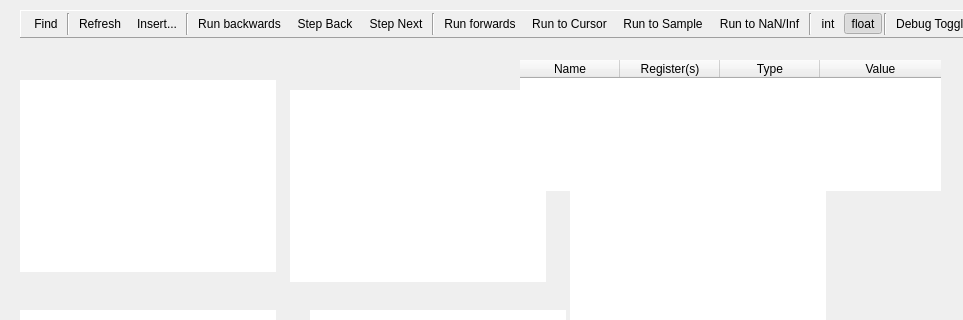
Before: the Qt Designer form qrenderdoc/Windows/ShaderViewer.ui in baldurk/renderdoc, drawn with Qt 5; both pictures show x 0 to 963 and y 0 to 320 of the 963 by 746 pixel window.
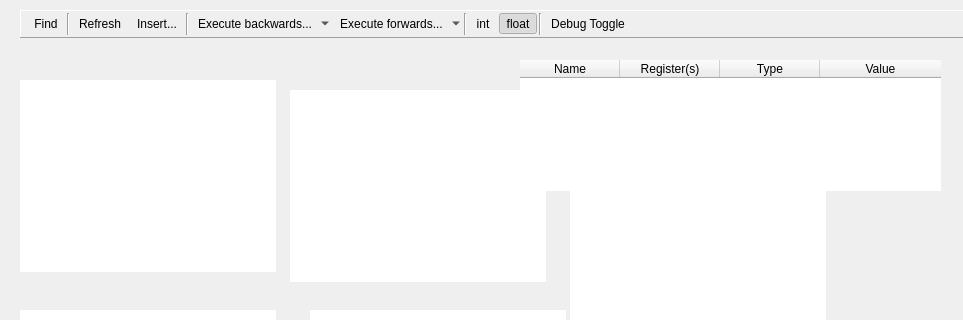
After: the same form once the commit is applied. Icons and pictures are not drawn. Custom widgets are drawn as their Qt base class.

Commit message: Implement more flexible step/run options. Closes #2276 Closes #2312

Diff of the .ui file:
```diff
--- a/qrenderdoc/Windows/ShaderViewer.ui
+++ b/qrenderdoc/Windows/ShaderViewer.ui
@@ -390,32 +390,15 @@
        <string>Run backwards (Shift-F5)</string>
       </property>
       <property name="text">
-       <string>Run backwards</string>
+       <string>Execute backwards...</string>
       </property>
       <property name="icon">
        <iconset resource="../Resources/resources.qrc">
         <normaloff>:/control_start_blue.png</normaloff>:/control_start_blue.png</iconset>
       </property>
-      <property name="toolButtonStyle">
-       <enum>Qt::ToolButtonTextBesideIcon</enum>
+      <property name="popupMode">
+       <enum>QToolButton::MenuButtonPopup</enum>
       </property>
-      <property name="autoRaise">
-       <bool>true</bool>
-      </property>
-     </widget>
-    </item>
-    <item>
-     <widget class="QToolButton" name="stepBack">
-      <property name="toolTip">
-       <string>Step Back (Shift-F10)</string>
-      </property>
-      <property name="text">
-       <string>Step Back</string>
-      </property>
-      <property name="icon">
-       <iconset resource="../Resources/resources.qrc">
-        <normaloff>:/control_reverse_blue.png</normaloff>:/control_reverse_blue.png</iconset>
-      </property>
       <property name="toolButtonStyle">
        <enum>Qt::ToolButtonTextBesideIcon</enum>
       </property>
@@ -430,116 +413,14 @@
        <string>Step Next (F10)</string>
       </property>
       <property name="text">
-       <string>Step Next</string>
+       <string>Execute forwards...</string>
       </property>
       <property name="icon">
        <iconset resource="../Resources/resources.qrc">
         <normaloff>:/control_play_blue.png</normaloff>:/control_play_blue.png</iconset>
       </property>
-      <property name="toolButtonStyle">
-       <enum>Qt::ToolButtonTextBesideIcon</enum>
-      </property>
-      <property name="autoRaise">
-       <bool>true</bool>
-      </property>
-     </widget>
-    </item>
-    <item>
-     <widget class="Line" name="debugSep">
-      <property name="orientation">
-       <enum>Qt::Vertical</enum>
-      </property>
-     </widget>
-    </item>
-    <item>
-     <widget class="QToolButton" name="run">
-      <property name="toolTip">
-       <string>Run forwards (F5)</string>
-      </property>
-      <property name="text">
-       <string>Run forwards</string>
-      </property>
-      <property name="icon">
-       <iconset resource="../Resources/resources.qrc">
-        <normaloff>:/control_end_blue.png</normaloff>:/control_end_blue.png</iconset>
-      </property>
-      <property name="toolButtonStyle">
-       <enum>Qt::ToolButtonTextBesideIcon</enum>
-      </property>
-      <property name="autoRaise">
-       <bool>true</bool>
-      </property>
-     </widget>
-    </item>
-    <item>
-     <widget class="QToolButton" name="runToCursor">
-      <property name="minimumSize">
-       <size>
-        <width>23</width>
-        <height>22</height>
-       </size>
-      </property>
-      <property name="toolTip">
-       <string>Run to Cursor (Ctrl-F10)</string>
-      </property>
-      <property name="text">
-       <string>Run to Cursor</string>
-      </property>
-      <property name="icon">
-       <iconset resource="../Resources/resources.qrc">
-        <normaloff>:/control_cursor_blue.png</normaloff>:/control_cursor_blue.png</iconset>
-      </property>
-      <property name="toolButtonStyle">
-       <enum>Qt::ToolButtonTextBesideIcon</enum>
-      </property>
-      <property name="autoRaise">
-       <bool>true</bool>
-      </property>
-     </widget>
-    </item>
-    <item>
-     <widget class="QToolButton" name="runToSample">
-      <property name="minimumSize">
-       <size>
-        <width>23</width>
-        <height>22</height>
-       </size>
-      </property>
-      <property name="toolTip">
-       <string>Run to Sample/Load/Gather</string>
-      </property>
-      <property name="text">
-       <string>Run to Sample</string>
-      </property>
-      <property name="icon">
-       <iconset resource="../Resources/resources.qrc">
-        <normaloff>:/control_sample_blue.png</normaloff>:/control_sample_blue.png</iconset>
-      </property>
-      <property name="toolButtonStyle">
-       <enum>Qt::ToolButtonTextBesideIcon</enum>
-      </property>
-      <property name="autoRaise">
-       <bool>true</bool>
-      </property>
-     </widget>
-    </item>
-    <item>
-     <widget class="QToolButton" name="runToNaNOrInf">
-      <property name="minimumSize">
-       <size>
-        <width>23</width>
-        <height>22</height>
-       </size>
-      </property>
-      <property name="toolTip">
-       <string>Run to NaN or Inf</string>
-      </property>
-      <property name="text">
-       <string>Run to NaN/Inf</string>
-      </property>
-      <property name="icon">
-       <iconset resource="../Resources/resources.qrc">
-        <normaloff>:/control_nan_blue.png</normaloff>:/control_nan_blue.png</iconset>
+      <property name="popupMode">
+       <enum>QToolButton::MenuButtonPopup</enum>
       </property>
       <property name="toolButtonStyle">
        <enum>Qt::ToolButtonTextBesideIcon</enum>
```
Left out of the diff: 60 changed lines with no effect on the pictures. Lines whose indentation alone changed are shown as unchanged. The commit also changes 14 other files.
